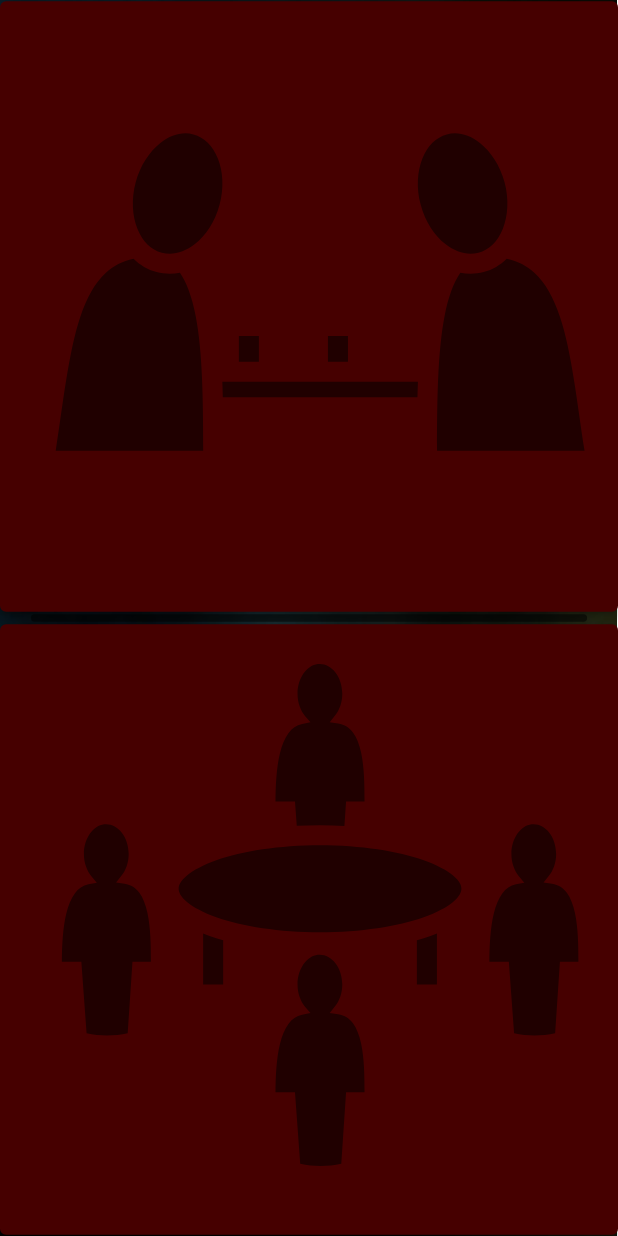
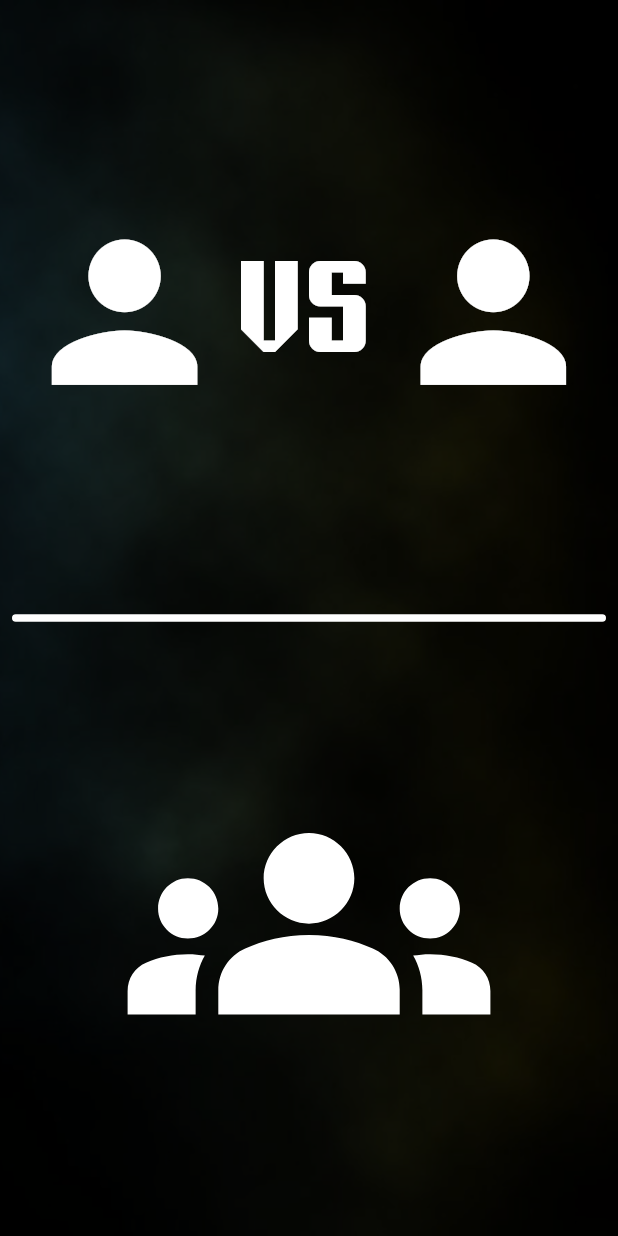
Before and after one commit to Negoseki/life-counter, a Flutter app: the NewGame screen opened by its route, on a phone screen of 412 x 824 dp. Run offline on Flutter 3.47's test engine with Material 2 defaults, Android fonts, the phone set to English and light mode, and no system bars; our stand-ins replace flutter_svg.

Commit message:
feat: ajustando layout e adicionando pagina de selecionar jogadores

```diff
--- a/life_counter/lib/components/counter/counter.dart
+++ b/life_counter/lib/components/counter/counter.dart
@@ -32,7 +32,10 @@ class _CounterState extends State<Counter> {
           IconButton(
               onPressed: () => handleLifeButton(-1),
               icon: const Icon(Icons.remove)),
-          Text(life.toString()),
+          Text(
+            life.toString(),
+            style: const TextStyle(fontSize: 128),
+          ),
           IconButton(
               onPressed: () => handleLifeButton(1),
               icon: const Icon(Icons.add)),
--- a/life_counter/lib/components/logo/app_background.dart
+++ b/life_counter/lib/components/logo/app_background.dart
@@ -1,59 +1,24 @@
-import 'dart:math';
-
 import 'package:flutter/material.dart';
 
-class AppBackground extends StatefulWidget {
+class AppBackground extends StatelessWidget {
   final Widget child;
   const AppBackground({super.key, required this.child});
 
   @override
-  State<AppBackground> createState() => _AppBackgroundState();
-}
-
-class _AppBackgroundState extends State<AppBackground>
-    with SingleTickerProviderStateMixin {
-  late AnimationController _controller;
-  late Animation<double> animation;
-
-  @override
-  void initState() {
-    super.initState();
-    _controller = AnimationController(
-      vsync: this,
-      duration: const Duration(seconds: 5),
-    )..repeat();
-    animation = Tween(begin: 0.0, end: 1.0).animate(_controller);
-  }
-
-  @override
-  void dispose() {
-    _controller.dispose();
-    super.dispose();
-  }
-
-  @override
   Widget build(BuildContext context) {
     return Stack(children: [
-      AnimatedBuilder(
-        animation: animation,
-        builder: (BuildContext context, Widget? child) {
-          return Transform.translate(
-            offset: Offset(-animation.value, 0),
-            child: Container(
-              width: 1920,
-              decoration: BoxDecoration(
-                image: DecorationImage(
-                  image: const AssetImage("assets/imgs/background.jpg"),
-                  repeat: ImageRepeat.repeatX,
-                  fit: BoxFit.fitHeight,
-                  alignment: FractionalOffset(animation.value, 0),
-                ),
-              ),
-            ),
-          );
-        },
+      Container(
+        decoration: const BoxDecoration(
+          image: DecorationImage(
+            image: AssetImage("assets/imgs/background_old.jpg"),
+            repeat: ImageRepeat.repeatX,
+            fit: BoxFit.fitHeight,
+            colorFilter: ColorFilter.mode(Colors.black54, BlendMode.darken),
+            alignment: Alignment(1.0, 1),
+          ),
+        ),
       ),
-      widget.child
+      child
     ]);
   }
 }
--- a/life_counter/lib/pages/board_select/board_select.dart
+++ b/life_counter/lib/pages/board_select/board_select.dart
@@ -1,5 +1,6 @@
 import 'package:flutter/material.dart';
 import 'package:life_counter/pages/game/game.dart';
+import 'package:life_counter/routes/route_arguments.dart';
 import 'package:life_counter/routes/routes.dart';
 import 'package:life_counter/utils/players_position.dart';
 import 'package:life_counter/utils/position_by_players.dart';
@@ -45,7 +46,9 @@ class BoardSelect extends StatelessWidget {
   void handlePositionSelect(BuildContext context, bool alternate) {
     Navigator.of(context).pushNamedAndRemoveUntil(
         Routes.game, (route) => route.isFirst,
-        arguments: GameArguments(players, alternate: alternate));
+        arguments: GameArguments(alternate
+            ? positionByPlayers[players]!.alternate
+            : positionByPlayers[players]!.normal));
   }
 
   @override
--- a/life_counter/lib/pages/home/home.dart
+++ b/life_counter/lib/pages/home/home.dart
@@ -1,5 +1,4 @@
 import 'package:flutter/material.dart';
-import 'package:life_counter/components/counter/counter.dart';
 import 'package:life_counter/components/logo/logo.dart';
 import 'package:life_counter/routes/routes.dart';
 
@@ -37,12 +36,12 @@ class Home extends StatelessWidget {
             crossAxisAlignment: CrossAxisAlignment.stretch,
             children: [
               homeButton(
-                'Novo Jogo',
+                'Iniciar',
                 () => handleNewGame(context),
               ),
               const Padding(padding: EdgeInsets.all(16)),
               homeButton(
-                'Ajustes',
+                'Configurar',
                 () => handleNewGame(context),
               ),
             ],
--- a/life_counter/lib/pages/newgame/newgame.dart
+++ b/life_counter/lib/pages/newgame/newgame.dart
@@ -1,52 +1,89 @@
 import 'package:flutter/material.dart';
-import 'package:flutter_svg/flutter_svg.dart';
-import 'package:life_counter/pages/game/game.dart';
+import 'package:life_counter/routes/route_arguments.dart';
 import 'package:life_counter/routes/routes.dart';
+import 'package:life_counter/utils/position_by_players.dart';
 
 class NewGame extends StatelessWidget {
   const NewGame({super.key});
 
   void handlePVPAction(BuildContext context) {
-    Navigator.of(context)
-        .pushNamed(Routes.boardSelect, arguments: GameArguments(6));
+    Navigator.of(context).pushNamed(Routes.boardSelect,
+        arguments: GameArguments(positionByPlayers[2]!.normal));
+  }
+
+  void handleGropupAction(BuildContext context) {
+    Navigator.of(context).pushNamed(Routes.playerSize);
   }
 
   @override
   Widget build(BuildContext context) {
-    double imgHeight = (MediaQuery.of(context).size.height / 2) - 5;
-    double dividerWidth = MediaQuery.of(context).size.width * 0.9;
+    double padding = 8.0;
+    double imgHeight = (MediaQuery.of(context).size.height / 2) - 5 - padding;
+    double dividerWidth = MediaQuery.of(context).size.width * 0.9 - padding;
 
     return Scaffold(
-      body: Column(
+      body: Padding(
+        padding: EdgeInsets.all(padding),
+        child: Column(
           mainAxisAlignment: MainAxisAlignment.spaceAround,
-        crossAxisAlignment: CrossAxisAlignment.center,
+          crossAxisAlignment: CrossAxisAlignment.stretch,
           children: [
-          ElevatedButton(
-            onPressed: () => handlePVPAction(context),
-            child: SvgPicture.asset(
-              'assets/icons/tabletop-players.svg',
-              height: imgHeight,
-              color: Colors.black54,
+            GestureDetector(
+                behavior: HitTestBehavior.translucent,
+                onTap: () => handlePVPAction(context),
+                child: Container(
+                  constraints: BoxConstraints(
+                    maxWidth: dividerWidth,
+                    maxHeight: imgHeight,
+                  ),
+                  child: Row(
+                    mainAxisAlignment: MainAxisAlignment.spaceAround,
+                    crossAxisAlignment: CrossAxisAlignment.stretch,
+                    children: [
+                      Icon(
+                        Icons.person,
+                        size: dividerWidth / 2.5,
+                      ),
+                      FittedBox(
+                        fit: BoxFit.scaleDown,
+                        child: Text(
+                          'VS',
+                          textAlign: TextAlign.center,
+                          style: TextStyle(
+                            fontSize: (dividerWidth / 2) * 0.5,
                           ),
                         ),
+                      ),
+                      Icon(
+                        Icons.person,
+                        size: dividerWidth / 2.5,
+                      )
+                    ],
+                  ),
+                )),
             Container(
               width: dividerWidth,
               height: 5,
               decoration: const BoxDecoration(
-              color: Colors.black54,
+                color: Colors.white,
                 borderRadius: BorderRadius.all(Radius.circular(5)),
               ),
             ),
-          ElevatedButton(
-            onPressed: () => {},
-            child: SvgPicture.asset(
-              'assets/icons/round-table.svg',
+            GestureDetector(
+              behavior: HitTestBehavior.translucent,
+              onTap: () => handleGropupAction(context),
+              child: Container(
+                alignment: Alignment.center,
                 height: imgHeight,
-              color: Colors.black54,
+                child: Icon(
+                  Icons.groups_sharp,
+                  size: dividerWidth / 1.5,
+                ),
               ),
             ),
           ],
         ),
+      ),
     );
   }
 }
--- /dev/null
+++ b/life_counter/lib/routes/route_arguments.dart
@@ -0,0 +1,12 @@
+import 'package:life_counter/pages/board_select/board_select.dart';
+import 'package:life_counter/utils/players_position.dart';
+
+class GameArguments {
+  final PlayerPosition playerPositions;
+  GameArguments(this.playerPositions);
+}
+
+class BoardSelectArguments {
+  final int players;
+  BoardSelectArguments(this.players);
+}
--- a/life_counter/lib/routes/routes.dart
+++ b/life_counter/lib/routes/routes.dart
@@ -4,4 +4,5 @@ class Routes {
   static const String boardSelect = '/board-select';
   static const String home = '/home';
   static const String settings = '/settings';
+  static const String playerSize = '/player-size';
 }
--- /dev/null
+++ b/life_counter/lib/utils/app_theme.dart
@@ -0,0 +1,26 @@
+// ignore_for_file: non_constant_identifier_names
+
+import 'package:flutter/material.dart';
+
+final ThemeData AppTheme = ThemeData(
+  fontFamily: 'Sunari',
+  primaryColor: Colors.white,
+  colorScheme: const ColorScheme.dark(
+    primary: Color.fromARGB(255, 118, 57, 57),
+    onPrimary: Colors.white,
+  ),
+  scaffoldBackgroundColor: Colors.transparent,
+  elevatedButtonTheme: const ElevatedButtonThemeData(
+    style: ButtonStyle(
+      overlayColor: MaterialStatePropertyAll(Colors.transparent),
+      padding: MaterialStatePropertyAll(EdgeInsets.fromLTRB(4, 8, 4, 8)),
+      shape: MaterialStatePropertyAll(
+        RoundedRectangleBorder(
+          borderRadius: BorderRadius.all(Radius.circular(16)),
+          side: BorderSide(color: Colors.white60, width: 1),
+        ),
+      ),
+      backgroundColor: MaterialStatePropertyAll(Colors.transparent),
+    ),
+  ),
+);
--- a/life_counter/lib/utils/position_by_players.dart
+++ b/life_counter/lib/utils/position_by_players.dart
@@ -8,5 +8,12 @@ class PositionOptions {
 
 Map<int, PositionOptions> positionByPlayers = {
   6: PositionOptions(
-      PlayersPosition.sixPlayers, PlayersPosition.sixPlayersAlternate)
+      PlayersPosition.sixPlayers, PlayersPosition.sixPlayersAlternate),
+  5: PositionOptions(
+      PlayersPosition.fivePlayers, PlayersPosition.fivePlayersAlternate),
+  4: PositionOptions(
+      PlayersPosition.fourPlayers, PlayersPosition.fourPlayersAlternate),
+  3: PositionOptions(
+      PlayersPosition.threePlayers, PlayersPosition.threePlayers),
+  2: PositionOptions(PlayersPosition.twoPlayers, PlayersPosition.twoPlayers),
 };
--- a/life_counter/pubspec.yaml
+++ b/life_counter/pubspec.yaml
@@ -66,6 +66,12 @@ flutter:
     - assets/icons/
     - assets/imgs/
 
+  fonts:
+    - family: Sunari
+      fonts:
+        - asset: assets/fonts/SunariRegular-8XjD.ttf
+          style: normal
+
   # An image asset can refer to one or more resolution-specific "variants", see
   # https://flutter.dev/assets-and-images/#resolution-aware
 
```
Also changed, not shown: life_counter/lib/main.dart (+22 -11 lines), life_counter/lib/pages/game/game.dart (+5 -19 lines), life_counter/lib/pages/player_size_select/player_size_select.dart (added, +48 -0 lines), life_counter/lib/utils/players_position.dart (+33 -0 lines), life_counter/assets/fonts/SunariRegular-8XjD.ttf (added). Lines whose indentation alone changed are shown as unchanged.
